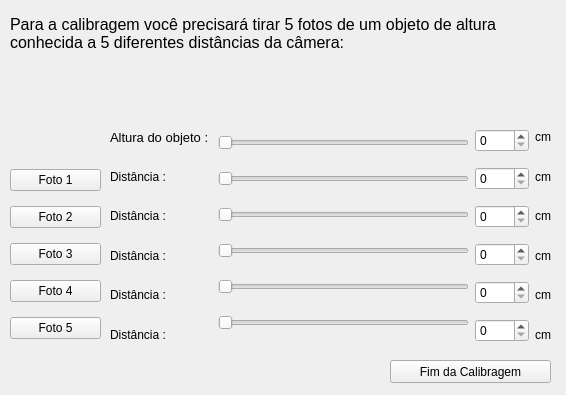
Qt form sources/janeladecalibragem.ui (mseefelder/barosaurus) before a commit.
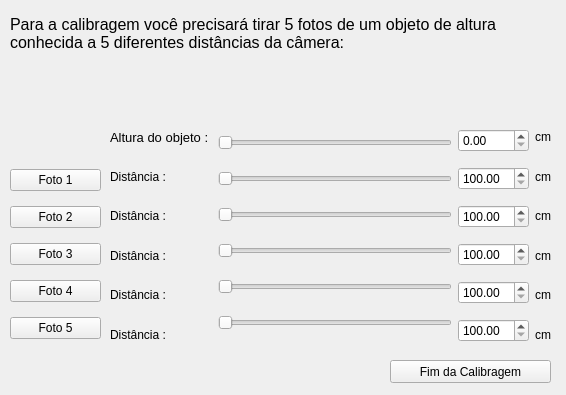
The same form after that commit.

Commit message: Implementei corretamente os horizontalsliders e as spinbox

Diff of the .ui file:
```diff
--- a/sources/janeladecalibragem.ui
+++ b/sources/janeladecalibragem.ui
@@ -171,6 +171,22 @@
      <layout class="QVBoxLayout" name="verticalLayout_3">
       <item>
        <widget class="QSlider" name="heightSlider">
+        <property name="minimum">
+         <number>100</number>
+        </property>
+        <property name="maximum">
+         <number>500</number>
+        </property>
+        <property name="orientation">
+         <enum>Qt::Horizontal</enum>
+        </property>
+       </widget>
+      </item>
+      <item>
+       <widget class="QSlider" name="horizontalSlider_1">
+        <property name="minimum">
+         <number>100</number>
+        </property>
         <property name="maximum">
          <number>1000</number>
         </property>
@@ -181,6 +197,22 @@
       </item>
       <item>
        <widget class="QSlider" name="horizontalSlider_2">
+        <property name="minimum">
+         <number>100</number>
+        </property>
+        <property name="maximum">
+         <number>1000</number>
+        </property>
+        <property name="orientation">
+         <enum>Qt::Horizontal</enum>
+        </property>
+       </widget>
+      </item>
+      <item>
+       <widget class="QSlider" name="horizontalSlider_3">
+        <property name="maximum">
+         <number>100</number>
+        </property>
         <property name="orientation">
          <enum>Qt::Horizontal</enum>
         </property>
@@ -188,6 +220,9 @@
       </item>
       <item>
        <widget class="QSlider" name="horizontalSlider_4">
+        <property name="maximum">
+         <number>100</number>
+        </property>
         <property name="orientation">
          <enum>Qt::Horizontal</enum>
         </property>
@@ -195,20 +230,9 @@
       </item>
       <item>
        <widget class="QSlider" name="horizontalSlider_5">
-        <property name="orientation">
-         <enum>Qt::Horizontal</enum>
+        <property name="maximum">
+         <number>100</number>
         </property>
-       </widget>
-      </item>
-      <item>
-       <widget class="QSlider" name="horizontalSlider_6">
-        <property name="orientation">
-         <enum>Qt::Horizontal</enum>
-        </property>
-       </widget>
-      </item>
-      <item>
-       <widget class="QSlider" name="horizontalSlider_3">
         <property name="orientation">
          <enum>Qt::Horizontal</enum>
         </property>
@@ -219,26 +243,61 @@
     <item>
      <layout class="QVBoxLayout" name="verticalLayout_2">
       <item>
-       <widget class="QSpinBox" name="spinBox">
+       <widget class="QDoubleSpinBox" name="heightBox">
         <property name="maximum">
-         <number>1000</number>
+         <double>500.000000000000000</double>
         </property>
        </widget>
       </item>
       <item>
-       <widget class="QSpinBox" name="spinBox_2"/>
+       <widget class="QDoubleSpinBox" name="spinBox_1">
+        <property name="minimum">
+         <double>100.000000000000000</double>
+        </property>
+        <property name="maximum">
+         <double>1000.000000000000000</double>
+        </property>
+       </widget>
       </item>
       <item>
-       <widget class="QSpinBox" name="spinBox_3"/>
+       <widget class="QDoubleSpinBox" name="spinBox_2">
+        <property name="minimum">
+         <double>100.000000000000000</double>
+        </property>
+        <property name="maximum">
+         <double>1000.000000000000000</double>
+        </property>
+       </widget>
       </item>
       <item>
-       <widget class="QSpinBox" name="spinBox_4"/>
+       <widget class="QDoubleSpinBox" name="spinBox_3">
+        <property name="minimum">
+         <double>100.000000000000000</double>
+        </property>
+        <property name="maximum">
+         <double>1000.000000000000000</double>
+        </property>
+       </widget>
       </item>
       <item>
-       <widget class="QSpinBox" name="spinBox_5"/>
+       <widget class="QDoubleSpinBox" name="spinBox_4">
+        <property name="minimum">
+         <double>100.000000000000000</double>
+        </property>
+        <property name="maximum">
+         <double>1000.000000000000000</double>
+        </property>
+       </widget>
       </item>
       <item>
-       <widget class="QSpinBox" name="spinBox_6"/>
+       <widget class="QDoubleSpinBox" name="spinBox_5">
+        <property name="minimum">
+         <double>100.000000000000000</double>
+        </property>
+        <property name="maximum">
+         <double>1000.000000000000000</double>
+        </property>
+       </widget>
       </item>
      </layout>
     </item>
```
The commit also changes 2 other files.
